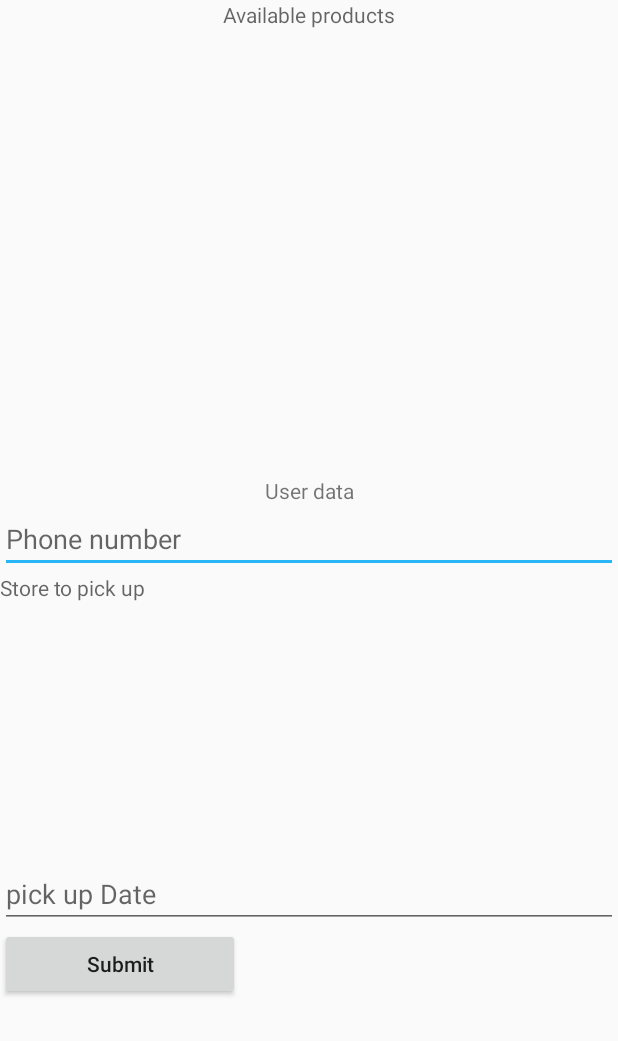
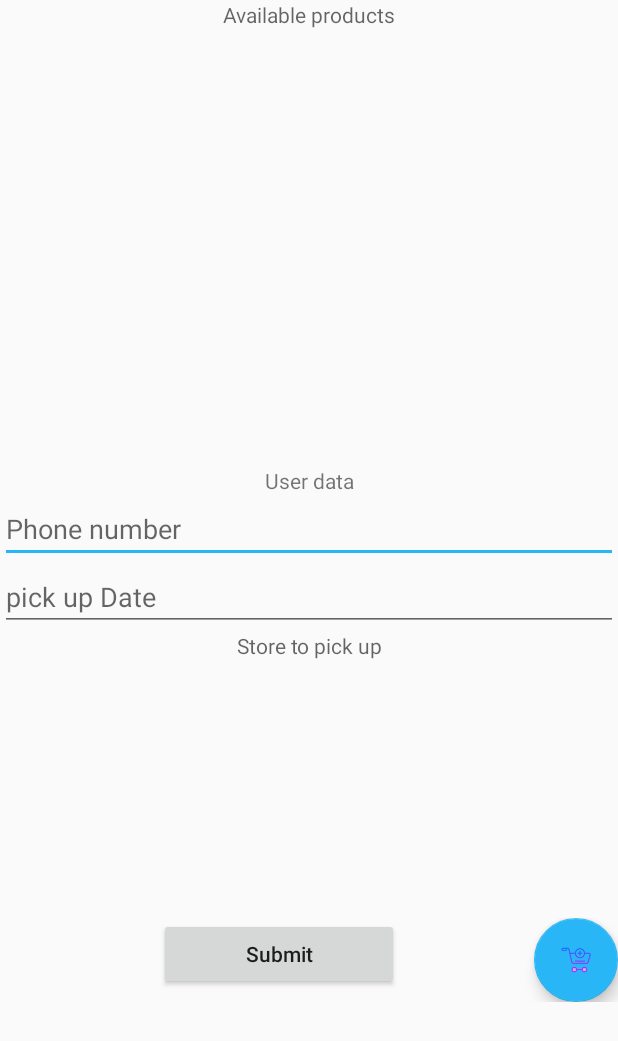
Before and after one commit to avargas10/Proyecto-1-BD, an Android app: the layout activity_pedidos.xml on its own in the app's theme, with its tools: preview values and no code run, on a phone screen of 412 x 824 dp. Shown: the top 1041 px of the screen. Run offline under Robolectric (Android 15) with nearby library versions, the phone set to English and light mode, and no system bars.

Commit message:
fofo app

```diff
--- a/AndroidApp/gspApp/app/src/main/AndroidManifest.xml
+++ b/AndroidApp/gspApp/app/src/main/AndroidManifest.xml
@@ -30,7 +30,8 @@
         <activity android:name=".Cuenta" />
         <activity android:name=".Home" />
         <activity android:name=".Pedidos" />
-        <activity android:name=".Recetas"></activity>
+        <activity android:name=".Recetas" />
+        <activity android:name=".ShoppingCart"></activity>
     </application>
 
 </manifest>
--- a/AndroidApp/gspApp/app/src/main/res/layout/activity_pedidos.xml
+++ b/AndroidApp/gspApp/app/src/main/res/layout/activity_pedidos.xml
@@ -22,7 +22,7 @@
         <ListView
             android:id="@+id/list"
             android:layout_width="match_parent"
-            android:layout_height="226dp"
+            android:layout_height="220dp"
             android:layout_alignParentLeft="true"
             android:layout_alignParentTop="true"
             android:layout_weight="0.24">
@@ -42,7 +42,16 @@
             android:inputType="textPersonName"
             android:hint="Phone number">
         </EditText>
+        <EditText
+            android:id="@+id/FechaRecojo"
+            android:layout_width="match_parent"
+            android:layout_height="wrap_content"
+            android:ems="10"
+            android:inputType="textPersonName"
+            android:hint="pick up Date">
+        </EditText>
         <TextView
+            android:textAlignment="center"
             android:layout_width="match_parent"
             android:layout_height="wrap_content"
             android:ems="10"
@@ -56,27 +65,38 @@
             android:layout_alignParentTop="true"
             android:layout_weight="0.24">
         </ListView>
-        <EditText
-            android:id="@+id/FechaRecojo"
-            android:layout_width="match_parent"
-            android:layout_height="wrap_content"
-            android:ems="10"
-            android:inputType="textPersonName"
-            android:hint="pick up Date">
-        </EditText>
-        <Button
-            android:id="@+id/Submit"
+
+        <RelativeLayout
             android:layout_width="wrap_content"
-            android:layout_height="wrap_content"
-            android:ems="10"
-            android:inputType="textPersonName"
-            android:text="Submit">
-        </Button>
+            android:layout_height="wrap_content">
 
+            <Button
+                android:id="@+id/Submit"
+                android:layout_width="wrap_content"
+                android:layout_height="wrap_content"
+                android:layout_alignParentStart="true"
+                android:layout_alignParentTop="true"
+                android:layout_gravity="center"
+                android:layout_marginStart="106dp"
+                android:ems="10"
+                android:inputType="textPersonName"
+                android:text="Submit"
+                android:textAlignment="center"></Button>
 
+            <android.support.design.widget.FloatingActionButton
+                android:id="@+id/ShoppingCart"
+                android:layout_width="match_parent"
+                android:layout_height="wrap_content"
+                android:layout_alignParentEnd="true"
+                android:clickable="true"
+                app:fabSize="normal"
+                app:srcCompat="@drawable/shoppingcart" />
 
+        </RelativeLayout>
 
 
     </LinearLayout>
 
+
+
 </android.support.constraint.ConstraintLayout>
```
Also changed, not shown: AndroidApp/gspApp/app/src/main/java/com/example/adrian/gspapp/Pedidos.java (+10 -0 lines), AndroidApp/gspApp/app/src/main/java/com/example/adrian/gspapp/ShoppingCart.java (added, +13 -0 lines), AndroidApp/gspApp/app/src/main/res/layout/activity_shopping_cart.xml (added, +9 -0 lines), AndroidApp/gspApp/app/src/main/res/drawable/shoppingcart.png (added).
